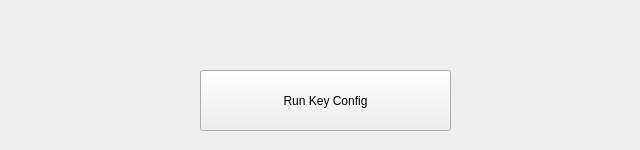
First picture: the form in AntSnesQt/controlsettings.ui, repository Summeli/AntSnes, before the edit.
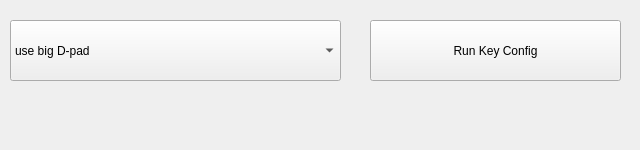
Second picture: the form after the edit.

```diff
--- a/AntSnesQt/controlsettings.ui
+++ b/AntSnesQt/controlsettings.ui
@@ -31,8 +31,8 @@
   <widget class="QPushButton" name="keyconfigButton" >
    <property name="geometry" >
     <rect>
-     <x>200</x>
-     <y>70</y>
+     <x>370</x>
+     <y>20</y>
      <width>251</width>
      <height>61</height>
     </rect>
@@ -41,6 +41,31 @@
     <string>Run Key Config</string>
    </property>
   </widget>
+  <widget class="QComboBox" name="screensettings" >
+   <property name="geometry" >
+    <rect>
+     <x>10</x>
+     <y>20</y>
+     <width>331</width>
+     <height>61</height>
+    </rect>
+   </property>
+   <item>
+    <property name="text" >
+     <string>use big D-pad</string>
+    </property>
+   </item>
+   <item>
+    <property name="text" >
+     <string>use D-pad and XYAB-pad</string>
+    </property>
+   </item>
+   <item>
+    <property name="text" >
+     <string>hide both PADs</string>
+    </property>
+   </item>
+  </widget>
  </widget>
  <layoutdefault spacing="6" margin="11" />
  <resources/>
```
